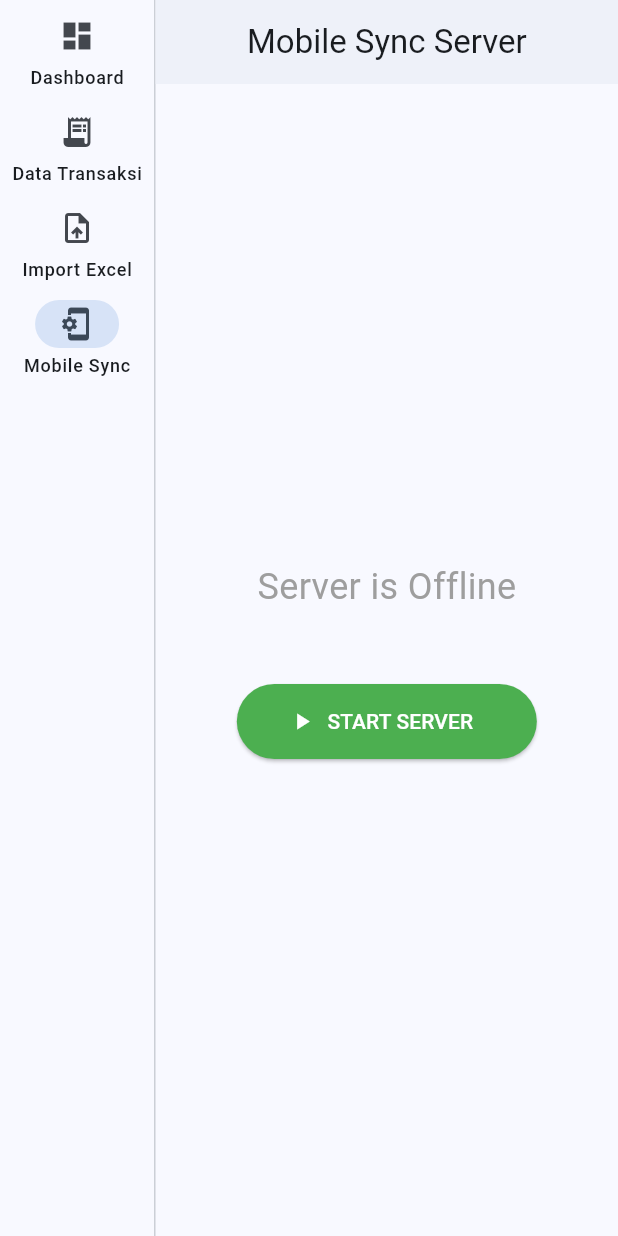
After one commit to LISP38/TugasAkhir, a Flutter app: the screen it shows after launch, after a tap on "Data Transaksi", after a tap on "Import Excel", after a tap on "Mobile Sync", on a phone screen of 412 x 824 dp. The commit adds this screen. Run offline on Flutter 3.47's test engine with Material 3 defaults, Android fonts, the phone set to English and light mode, and no system bars; our stand-ins replace dropdown_search, file_picker, get_it, google_fonts, qr_flutter, shelf and 1 more; missing offline and left inert: excel, shelf_router; accounts and stored records are empty.

Commit message:
Add Mobile Sync Feature

```diff
--- a/Kupon_BBM-new/Kupon_BBM-new/lib/data/datasources/database_datasource.dart
+++ b/Kupon_BBM-new/Kupon_BBM-new/lib/data/datasources/database_datasource.dart
@@ -57,7 +57,7 @@ class DatabaseDatasource {
     return await dbFactory.openDatabase(
       path,
       options: OpenDatabaseOptions(
-        version: 10,
+        version: 11,
         onConfigure: (db) async {
           await db.execute('PRAGMA foreign_keys = ON;');
         },
@@ -416,6 +416,12 @@ class DatabaseDatasource {
             await db.execute('DROP INDEX IF EXISTS idx_fact_snapshot_kupon');
             await db.execute('DROP INDEX IF EXISTS idx_fact_snapshot_date');
           }
+
+          if (oldVersion < 11) {
+            await db.execute(
+              'ALTER TABLE fact_transaksi ADD COLUMN created_by TEXT',
+            );
+          }
         },
       ),
     );
@@ -509,6 +515,7 @@ class DatabaseDatasource {
         date_key INTEGER,
         jumlah_liter REAL NOT NULL,
         tanggal_transaksi TEXT NOT NULL,
+        created_by TEXT,
         created_at TEXT DEFAULT CURRENT_TIMESTAMP,
         updated_at TEXT DEFAULT CURRENT_TIMESTAMP,
         is_deleted INTEGER DEFAULT 0,
--- a/Kupon_BBM-new/Kupon_BBM-new/lib/presentation/pages/main_page.dart
+++ b/Kupon_BBM-new/Kupon_BBM-new/lib/presentation/pages/main_page.dart
@@ -2,6 +2,7 @@ import 'package:flutter/material.dart';
 import 'package:kupon_bbm_app/presentation/pages/dashboard/dashboard_page.dart';
 import 'package:kupon_bbm_app/presentation/pages/import/import_page.dart';
 import 'package:kupon_bbm_app/presentation/pages/transaction/transaction_page.dart';
+import 'package:kupon_bbm_app/presentation/pages/sync_server_page.dart';
 import 'package:provider/provider.dart';
 import 'package:kupon_bbm_app/presentation/providers/dashboard_provider.dart';
 
@@ -25,8 +26,8 @@ class _MainPageState extends State<MainPage> {
     } else if (index == 1) {
       // TransactionPage
       return const TransactionPage();
-    } else {
-      // ImportPage with callback to refresh dashboard
+    } else if (index == 2) {
+      // ImportPage
       return ImportPage(
         onImportSuccess: () {
           // Use addPostFrameCallback for safer widget tree access
@@ -54,6 +55,8 @@ class _MainPageState extends State<MainPage> {
           });
         },
       );
+    } else {
+      return const SyncServerPage();
     }
   }
 
@@ -86,6 +89,11 @@ class _MainPageState extends State<MainPage> {
                 selectedIcon: Icon(Icons.upload_file_outlined),
                 label: Text('Import Excel'),
               ),
+              NavigationRailDestination(
+                icon: Icon(Icons.phonelink_setup),
+                selectedIcon: Icon(Icons.phonelink_setup),
+                label: Text('Mobile Sync'),
+              ),
             ],
           ),
           const VerticalDivider(thickness: 1, width: 1),
--- /dev/null
+++ b/Kupon_BBM-new/Kupon_BBM-new/lib/presentation/pages/sync_server_page.dart
@@ -0,0 +1,101 @@
+import 'package:flutter/material.dart';
+import 'package:qr_flutter/qr_flutter.dart';
+import '../../data/datasources/sync_server_datasource.dart';
+
+class SyncServerPage extends StatefulWidget {
+  const SyncServerPage({super.key});
+
+  @override
+  State<SyncServerPage> createState() => _SyncServerPageState();
+}
+
+class _SyncServerPageState extends State<SyncServerPage> {
+  final SyncServerDatasource _server = SyncServerDatasource();
+  String? _serverUrl;
+  bool _isLoading = false;
+
+  @override
+  void dispose() {
+    _server.stopServer();
+    super.dispose();
+  }
+
+  Future<void> _toggleServer() async {
+    setState(() => _isLoading = true);
+
+    try {
+      if (_server.isRunning) {
+        await _server.stopServer();
+        setState(() => _serverUrl = null);
+      } else {
+        final url = await _server.startServer();
+        setState(() => _serverUrl = url);
+      }
+    } catch (e) {
+      ScaffoldMessenger.of(
+        context,
+      ).showSnackBar(SnackBar(content: Text('Error: $e')));
+    } finally {
+      setState(() => _isLoading = false);
+    }
+  }
+
+  @override
+  Widget build(BuildContext context) {
+    return Scaffold(
+      appBar: AppBar(title: const Text('Mobile Sync Server')),
+      body: Center(
+        child: Column(
+          mainAxisAlignment: MainAxisAlignment.center,
+          children: [
+            if (_serverUrl != null) ...[
+              const Text(
+                'Mobile App Sync Active',
+                style: TextStyle(fontSize: 24, fontWeight: FontWeight.bold),
+              ),
+              const SizedBox(height: 8),
+              const Text('Scan this QR code with the Mobile App'),
+              const SizedBox(height: 24),
+
+              // QR Code
+              QrImageView(
+                data: _serverUrl!,
+                version: QrVersions.auto,
+                size: 250.0,
+                backgroundColor: Colors.white,
+              ),
+
+              const SizedBox(height: 16),
+              SelectableText(
+                _serverUrl!,
+                style: const TextStyle(fontSize: 18, color: Colors.blue),
+              ),
+            ] else
+              const Text(
+                'Server is Offline',
+                style: TextStyle(fontSize: 24, color: Colors.grey),
+              ),
+
+            const SizedBox(height: 48),
+
+            SizedBox(
+              width: 200,
+              height: 50,
+              child: ElevatedButton.icon(
+                onPressed: _isLoading ? null : _toggleServer,
+                icon: Icon(_server.isRunning ? Icons.stop : Icons.play_arrow),
+                label: Text(_server.isRunning ? 'STOP SERVER' : 'START SERVER'),
+                style: ElevatedButton.styleFrom(
+                  backgroundColor: _server.isRunning
+                      ? Colors.red
+                      : Colors.green,
+                  foregroundColor: Colors.white,
+                ),
+              ),
+            ),
+          ],
+        ),
+      ),
+    );
+  }
+}
--- a/Kupon_BBM-new/Kupon_BBM-new/pubspec.yaml
+++ b/Kupon_BBM-new/Kupon_BBM-new/pubspec.yaml
@@ -47,6 +47,9 @@ dependencies:
   sqflite: ^2.4.2
   dropdown_search: ^5.0.6
   google_fonts: ^6.2.1
+  shelf: ^1.4.1
+  shelf_router: ^1.1.4
+  qr_flutter: ^4.1.0
 
 dev_dependencies:
   flutter_test:
```
Also changed, not shown: Kupon_BBM-new/Kupon_BBM-new/lib/data/datasources/sync_server_datasource.dart (added, +134 -0 lines), Kupon_BBM-new/Kupon_BBM-new/pubspec.lock, 2 other files.
